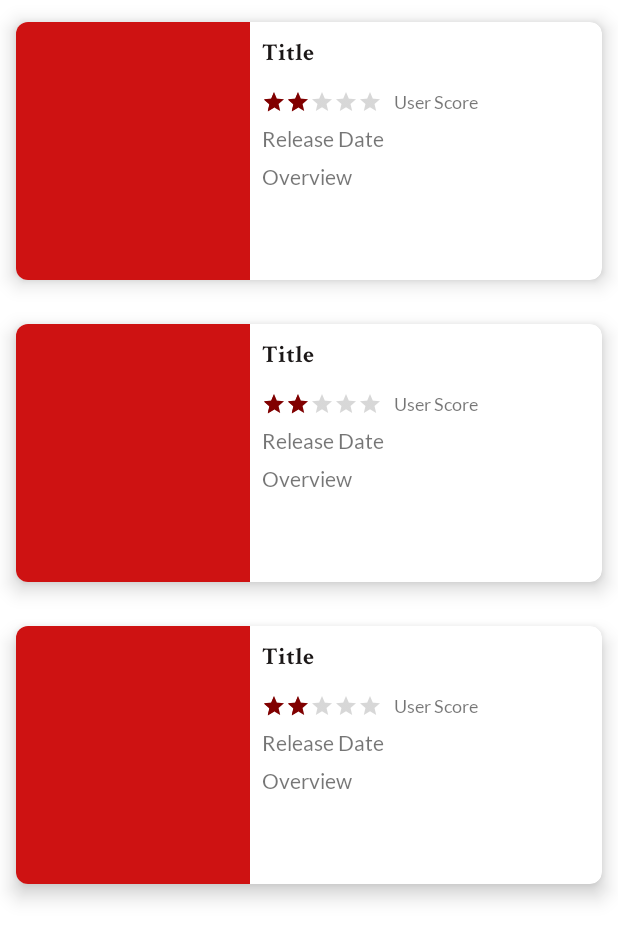
After one commit to rsdiz/android-movie-catalogue-app, an Android app: the layout fragment_movies.xml on its own in the app's theme, with its tools: preview values and no code run, on a phone screen of 412 x 824 dp. The commit adds this screen. Shown: the top 940 px of the screen. Run offline under Robolectric (Android 15) with nearby library versions, the phone set to English and light mode, and no system bars.

Commit message:
layouting activity and fragment

```diff
--- a/app/build.gradle
+++ b/app/build.gradle
@@ -47,9 +47,11 @@ dependencies {
     // architecture component
     implementation "androidx.lifecycle:lifecycle-viewmodel-ktx:${androidLifecycleVersion}"
     implementation "androidx.lifecycle:lifecycle-runtime-ktx:${androidLifecycleVersion}"
+    implementation "androidx.lifecycle:lifecycle-common-java8:${androidLifecycleVersion}"
     // kotlin coroutines
     implementation "org.jetbrains.kotlinx:kotlinx-coroutines-core:${kotlinxCoroutinesVersion}"
     implementation "org.jetbrains.kotlinx:kotlinx-coroutines-android:${kotlinxCoroutinesVersion}"
+    implementation 'androidx.legacy:legacy-support-v4:1.0.0'
     // testing
     testImplementation "junit:junit:${junitTestVersion}"
     androidTestImplementation "androidx.test.ext:junit:${junitAndroidTestVersion}"
--- a/app/src/main/AndroidManifest.xml
+++ b/app/src/main/AndroidManifest.xml
@@ -9,7 +9,7 @@
         android:roundIcon="@mipmap/ic_movie_folder_round"
         android:supportsRtl="true"
         android:theme="@style/Theme.MovieCatalogue">
-        <activity android:name=".ui.homepage.HomepageActivity"></activity>
+        <activity android:name=".ui.homepage.HomepageActivity" />
         <activity
             android:name=".ui.splash.SplashActivity"
             android:theme="@style/Theme.MovieCatalogue.NoActionBar">
--- /dev/null
+++ b/app/src/main/res/layout/fragment_movies.xml
@@ -0,0 +1,33 @@
+<?xml version="1.0" encoding="utf-8"?>
+<androidx.constraintlayout.widget.ConstraintLayout xmlns:android="http://schemas.android.com/apk/res/android"
+    xmlns:tools="http://schemas.android.com/tools"
+    xmlns:app="http://schemas.android.com/apk/res-auto"
+    android:layout_width="match_parent"
+    android:layout_height="match_parent"
+    tools:context=".ui.homepage.movies.MoviesFragment">
+
+    <androidx.recyclerview.widget.RecyclerView
+        android:id="@+id/rv_movies"
+        android:layout_width="0dp"
+        android:layout_height="0dp"
+        app:layout_behavior="@string/appbar_scrolling_view_behavior"
+        app:layout_constraintBottom_toBottomOf="parent"
+        app:layout_constraintEnd_toEndOf="parent"
+        app:layout_constraintStart_toStartOf="parent"
+        app:layout_constraintTop_toTopOf="parent"
+        tools:itemCount="3"
+        tools:listitem="@layout/items_movies"/>
+
+    <ProgressBar
+        android:id="@+id/progress_bar"
+        android:layout_width="wrap_content"
+        android:layout_height="wrap_content"
+        android:layout_margin="@dimen/margin_padding_size_small"
+        style="?android:attr/progressBarStyle"
+        android:visibility="gone"
+        app:layout_constraintBottom_toBottomOf="parent"
+        app:layout_constraintEnd_toEndOf="parent"
+        app:layout_constraintStart_toStartOf="parent"
+        app:layout_constraintTop_toTopOf="parent" />
+
+</androidx.constraintlayout.widget.ConstraintLayout>
--- /dev/null
+++ b/app/src/main/res/layout/items_movies.xml
@@ -0,0 +1,100 @@
+<?xml version="1.0" encoding="utf-8"?>
+<androidx.cardview.widget.CardView xmlns:android="http://schemas.android.com/apk/res/android"
+    xmlns:app="http://schemas.android.com/apk/res-auto"
+    xmlns:tools="http://schemas.android.com/tools"
+    android:id="@+id/cv_item_movies"
+    android:layout_width="match_parent"
+    android:layout_height="wrap_content"
+    android:orientation="vertical"
+    app:cardCornerRadius="@dimen/margin_padding_size_small"
+    app:cardElevation="@dimen/margin_padding_size_small"
+    app:cardMaxElevation="@dimen/margin_padding_size_small"
+    app:cardUseCompatPadding="true">
+
+    <androidx.constraintlayout.widget.ConstraintLayout
+        android:id="@+id/item_container"
+        android:layout_width="match_parent"
+        android:layout_height="wrap_content">
+
+        <androidx.appcompat.widget.AppCompatImageView
+            android:id="@+id/iv_poster"
+            android:layout_width="@dimen/image_width"
+            android:layout_height="@dimen/image_height"
+            android:layout_alignParentStart="true"
+            android:layout_alignParentTop="true"
+            android:src="@color/thunderbird"
+            app:layout_constraintBottom_toBottomOf="parent"
+            app:layout_constraintStart_toStartOf="parent"
+            app:layout_constraintTop_toTopOf="parent" />
+
+        <TextView
+            android:id="@+id/tv_title"
+            android:layout_width="0dp"
+            android:layout_height="wrap_content"
+            android:layout_margin="@dimen/margin_padding_size_small"
+            android:ellipsize="end"
+            android:fontFamily="@font/crimson_text_bold"
+            android:gravity="start"
+            android:maxLines="2"
+            android:textColor="@color/cod_gray"
+            android:textSize="@dimen/text_size_medium"
+            app:layout_constraintEnd_toEndOf="parent"
+            app:layout_constraintStart_toEndOf="@+id/iv_poster"
+            app:layout_constraintTop_toTopOf="parent"
+            tools:text="@string/title" />
+
+        <RatingBar
+            android:id="@+id/rb_user_score"
+            style="@style/Widget.AppCompat.RatingBar.Small"
+            android:layout_width="0dp"
+            android:max="10"
+            android:numStars="5"
+            android:rating="2"
+            android:stepSize="0.1"
+            android:layout_height="wrap_content"
+            app:layout_constraintStart_toEndOf="@+id/iv_poster"
+            app:layout_constraintTop_toBottomOf="@+id/tv_title"
+            android:layout_margin="@dimen/margin_padding_size_small" />
+
+        <TextView
+            android:id="@+id/tv_user_score_number"
+            android:layout_width="wrap_content"
+            android:layout_height="wrap_content"
+            tools:text="@string/user_score"
+            android:fontFamily="@font/lato"
+            android:textSize="@dimen/text_size_micro"
+            app:layout_constraintStart_toEndOf="@+id/rb_user_score"
+            android:layout_marginStart="@dimen/margin_padding_size_small"
+            app:layout_constraintBottom_toBottomOf="@+id/rb_user_score"
+            app:layout_constraintTop_toTopOf="@+id/rb_user_score" />
+
+        <TextView
+            android:id="@+id/tv_release_date"
+            android:layout_width="0dp"
+            android:layout_height="wrap_content"
+            android:fontFamily="@font/lato"
+            android:layout_margin="@dimen/margin_padding_size_small"
+            app:layout_constraintEnd_toEndOf="parent"
+            app:layout_constraintStart_toEndOf="@+id/iv_poster"
+            app:layout_constraintTop_toBottomOf="@+id/rb_user_score"
+            tools:text="@string/release_date" />
+
+        <TextView
+            android:layout_width="0dp"
+            android:layout_height="wrap_content"
+            android:layout_margin="@dimen/margin_padding_size_small"
+            android:maxLines="3"
+            android:ellipsize="end"
+            android:fontFamily="@font/lato"
+            tools:text="@string/overview"
+            android:textAlignment="viewStart"
+            app:layout_constraintBottom_toBottomOf="parent"
+            app:layout_constraintEnd_toEndOf="parent"
+            app:layout_constraintHorizontal_bias="1.0"
+            app:layout_constraintStart_toEndOf="@+id/iv_poster"
+            app:layout_constraintTop_toBottomOf="@+id/tv_release_date"
+            app:layout_constraintVertical_bias="0.0" />
+
+    </androidx.constraintlayout.widget.ConstraintLayout>
+
+</androidx.cardview.widget.CardView>
--- a/app/src/main/res/values/strings.xml
+++ b/app/src/main/res/values/strings.xml
@@ -21,4 +21,6 @@
     <string name="settings">Settings</string>
     <string name="genre_name">Genre Name</string>
     <string name="app_version">Version 1.0</string>
+    <!-- TODO: Remove or change this placeholder text -->
+    <string name="hello_blank_fragment">Hello blank fragment</string>
 </resources>
```
Also changed, not shown: app/src/main/java/id/rosyid/moviecatalogue/ui/homepage/movies/MoviesFragment.kt (added, +22 -0 lines), app/src/main/java/id/rosyid/moviecatalogue/ui/homepage/tvseries/TvSeriesFragment.kt (added, +22 -0 lines), app/src/main/java/id/rosyid/moviecatalogue/utils/AutoClearedValue.kt (added, +60 -0 lines), app/src/main/res/layout/fragment_tv_series.xml (added, +33 -0 lines).
